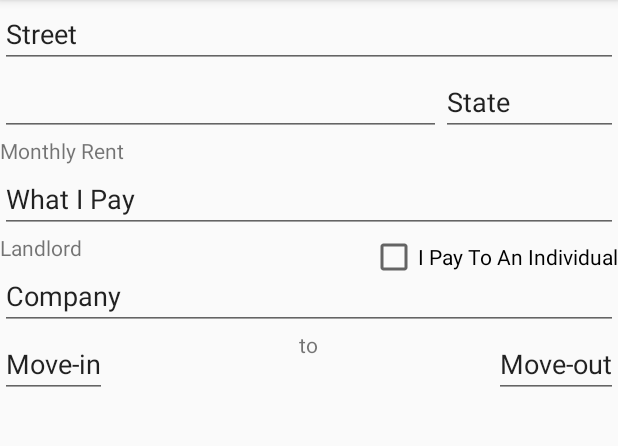
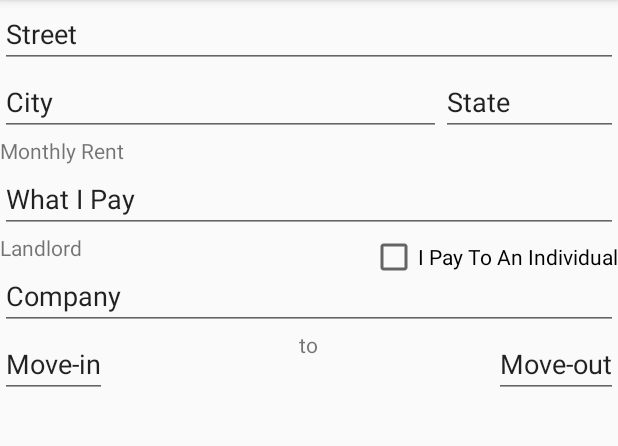
Before and after one commit to pavelhunko/MyRentals, an Android app: the fragment RentalEditFragment placed in its activity, on a phone screen of 412 x 824 dp, the part 84-530 px from its top. Run offline under Robolectric (Android 15) with nearby library versions, the phone set to English and light mode, and no system bars; 5 statements that could not run were skipped.

Commit message:
fragments working with each other

```diff
--- a/app/src/main/java/com/pavelhunko/myrentals/adapter/RentalsListAdapter.java
+++ b/app/src/main/java/com/pavelhunko/myrentals/adapter/RentalsListAdapter.java
@@ -66,7 +66,7 @@ public class RentalsListAdapter extends BaseAdapter {
         final TextView riState = (TextView) itemLayout.findViewById(R.id.ri_state);
         //final TextView riLandlordName = (TextView) itemLayout.findViewById(R.id.ri_landlord);
         final TextView riTimeframe = (TextView) itemLayout.findViewById(R.id.ri_timeframe);
-        final TextView riTotal = (TextView) itemLayout.findViewById(R.id.ri_total);
+        final TextView riTotal = (TextView) itemLayout.findViewById(R.id.ri_monthly_rent);
 
         //timeframe
 
--- a/app/src/main/java/com/pavelhunko/myrentals/ui/RentalEditFragment.java
+++ b/app/src/main/java/com/pavelhunko/myrentals/ui/RentalEditFragment.java
@@ -10,10 +10,16 @@ import android.widget.TextView;
 
 import com.pavelhunko.myrentals.R;
 
+import java.util.Date;
+
 
 public class RentalEditFragment extends Fragment {
 
     private Bundle mBundle;
+    private TextView mViewCity, mViewStreet, mViewState, mViewMonthlyRent, mViewLandlordName;
+    private boolean mIndividualLandlord;
+    private Date mCheckinDate, mCheckoutDate;
+
     public static RentalEditFragment newInstance() {
         RentalEditFragment fragment = new RentalEditFragment();
         Bundle args = new Bundle();
@@ -28,21 +34,36 @@ public class RentalEditFragment extends Fragment {
     @Override
     public void onCreate(Bundle savedInstanceState) {
         super.onCreate(savedInstanceState);
-        mBundle = getArguments();
-
     }
 
     //after posting result to db and fragment call notifyDataSetChanged() on Adapter
-
     @Override
     public View onCreateView(LayoutInflater inflater, ViewGroup container,
                              Bundle savedInstanceState) {
         // Inflate the layout for this fragment
         View fragmentView = inflater.inflate(R.layout.fragment_rental_edit, container, false);
-        TextView city = (TextView) fragmentView.findViewById(R.id.fragment_rental_edit_city);
-        String s = mBundle.getString("city");
-        city.setText(s);
+
+        findViewComponents(fragmentView);
+        unpackBundle(getArguments());
+
         return fragmentView;
+    }
+
+    private void findViewComponents(View view){
+        mViewCity = ((TextView) view.findViewById(R.id.fragment_rental_edit_city));
+        mViewStreet = ((TextView) view.findViewById(R.id.fragment_rental_edit_street));
+        mViewState = ((TextView) view.findViewById(R.id.fragment_rental_edit_state));
+        mViewMonthlyRent = ((TextView) view.findViewById(R.id.fragment_rental_edit_mrent));
+        mViewLandlordName = ((TextView) view.findViewById(R.id.fragment_rental_edit_landlord));
+    }
+
+
+    private void unpackBundle(Bundle bundle){
+        mViewCity.setText(bundle.getString("city"));
+        mViewStreet.setText(bundle.getString("street"));
+        mViewState.setText(bundle.getString("state"));
+        mViewMonthlyRent.setText(bundle.getString("rent"));
+        mViewLandlordName.setText(bundle.getString("landlord"));
     }
 
 
--- a/app/src/main/res/layout/fragment_rental_item.xml
+++ b/app/src/main/res/layout/fragment_rental_item.xml
@@ -66,7 +66,7 @@
         android:layout_height="wrap_content"
         android:textAppearance="?android:attr/textAppearanceSmall"
         android:text="100"
-        android:id="@+id/ri_total"
+        android:id="@+id/ri_monthly_rent"
         android:layout_alignTop="@+id/ri_label_total"
         android:layout_alignParentRight="true"
         android:layout_alignParentEnd="true" />
```
Also changed, not shown: app/src/main/java/com/pavelhunko/myrentals/ui/RentalsOverviewFragment.java (+25 -5 lines).
